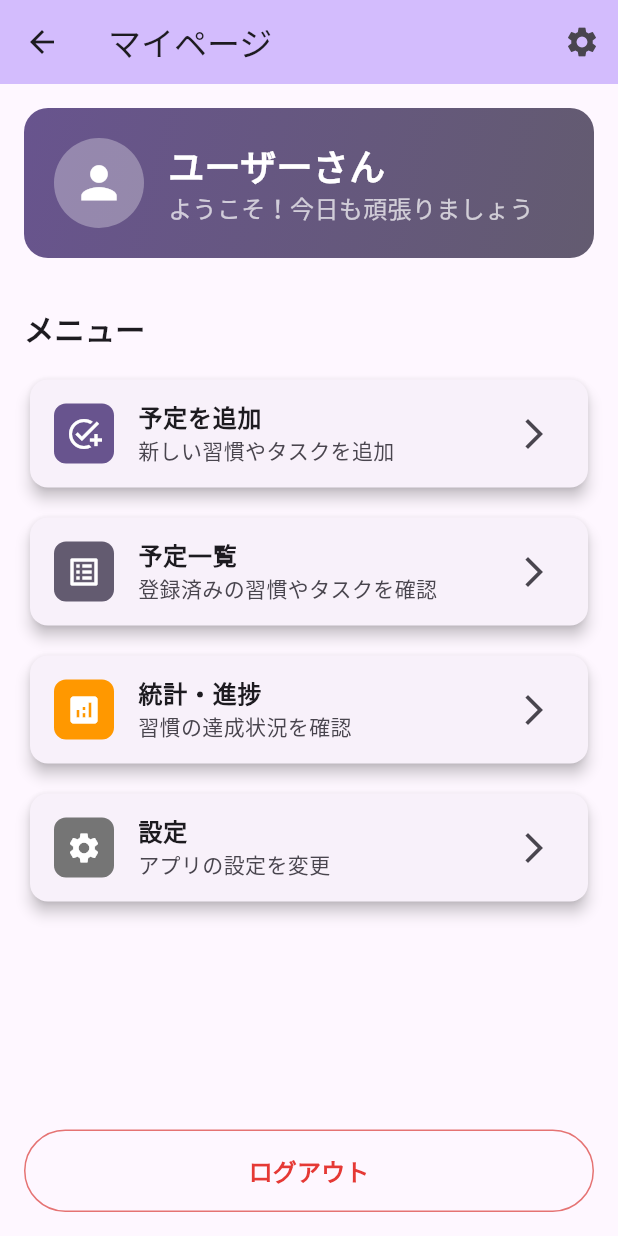
After one commit to naostudy0/habit_rpg_app, a Flutter app: the MyPageTop screen opened by its route, on a phone screen of 412 x 824 dp. The commit adds this screen. Run offline on Flutter 3.47's test engine with Material 3 defaults, Android fonts, the phone set to English and light mode, and no system bars.

Commit message:
feat: マイページトップ画面の表示 #4

```diff
--- a/lib/main.dart
+++ b/lib/main.dart
@@ -2,6 +2,7 @@ import 'package:flutter/material.dart';
 import 'screens/top_page.dart';
 import 'screens/login_page.dart';
 import 'screens/mypage.dart';
+import 'screens/mypage_top.dart';
 
 void main() {
   WidgetsFlutterBinding.ensureInitialized();
@@ -23,6 +24,7 @@ class MyApp extends StatelessWidget {
         '/': (context) => const TopPage(),
         '/login': (context) => const LoginPage(),
         '/mypage': (context) => const MyPage(),
+        '/mypage_top': (context) => const MyPageTop(),
       },
     );
   }
--- a/lib/screens/login_page.dart
+++ b/lib/screens/login_page.dart
@@ -22,7 +22,11 @@ class _LoginPageState extends State<LoginPage> {
   void _handleLogin() {
     if (_formKey.currentState!.validate()) {
       // TODO: 実際のログイン処理を実装
-      Navigator.pushNamed(context, '/mypage');
+      Navigator.pushNamedAndRemoveUntil(
+        context,
+        '/mypage_top',
+        (route) => false,
+      );
     }
   }
 
--- /dev/null
+++ b/lib/screens/mypage_top.dart
@@ -0,0 +1,273 @@
+import 'package:flutter/material.dart';
+
+class MyPageTop extends StatelessWidget {
+  const MyPageTop({super.key});
+
+  @override
+  Widget build(BuildContext context) {
+    // 仮のユーザー名（後で実際のユーザー情報に置き換え）
+    const String userName = "ユーザー";
+
+    return Scaffold(
+      appBar: AppBar(
+        title: const Text('マイページ'),
+        backgroundColor: Theme.of(context).colorScheme.inversePrimary,
+        actions: [
+          IconButton(
+            icon: const Icon(Icons.settings),
+            onPressed: () {
+              // TODO: 設定ページへの遷移
+              ScaffoldMessenger.of(context).showSnackBar(
+                const SnackBar(content: Text('設定ページへ遷移予定')),
+              );
+            },
+          ),
+        ],
+      ),
+      body: Padding(
+        padding: const EdgeInsets.all(16.0),
+        child: Column(
+          crossAxisAlignment: CrossAxisAlignment.start,
+          children: [
+            // ユーザー情報セクション
+            Container(
+              width: double.infinity,
+              padding: const EdgeInsets.all(20),
+              decoration: BoxDecoration(
+                gradient: LinearGradient(
+                  colors: [
+                    Theme.of(context).colorScheme.primary,
+                    Theme.of(context).colorScheme.secondary,
+                  ],
+                  begin: Alignment.topLeft,
+                  end: Alignment.bottomRight,
+                ),
+                borderRadius: BorderRadius.circular(16),
+              ),
+              child: Column(
+                crossAxisAlignment: CrossAxisAlignment.start,
+                children: [
+                  Row(
+                    children: [
+                      CircleAvatar(
+                        radius: 30,
+                        backgroundColor: Colors.white.withOpacity(0.3),
+                        child: const Icon(
+                          Icons.person,
+                          size: 35,
+                          color: Colors.white,
+                        ),
+                      ),
+                      const SizedBox(width: 16),
+                      Expanded(
+                        child: Column(
+                          crossAxisAlignment: CrossAxisAlignment.start,
+                          children: [
+                            Text(
+                              '$userNameさん',
+                              style: const TextStyle(
+                                fontSize: 24,
+                                fontWeight: FontWeight.bold,
+                                color: Colors.white,
+                              ),
+                            ),
+                            const Text(
+                              'ようこそ！今日も頑張りましょう',
+                              style: TextStyle(
+                                fontSize: 16,
+                                color: Colors.white70,
+                              ),
+                            ),
+                          ],
+                        ),
+                      ),
+                    ],
+                  ),
+                ],
+              ),
+            ),
+
+            const SizedBox(height: 32),
+
+            // ナビゲーションセクション
+            const Text(
+              'メニュー',
+              style: TextStyle(
+                fontSize: 20,
+                fontWeight: FontWeight.bold,
+              ),
+            ),
+            const SizedBox(height: 16),
+
+            // 予定追加ボタン
+            Card(
+              elevation: 4,
+              child: ListTile(
+                leading: Container(
+                  padding: const EdgeInsets.all(8),
+                  decoration: BoxDecoration(
+                    color: Theme.of(context).colorScheme.primary,
+                    borderRadius: BorderRadius.circular(8),
+                  ),
+                  child: const Icon(
+                    Icons.add_task,
+                    color: Colors.white,
+                  ),
+                ),
+                title: const Text(
+                  '予定を追加',
+                  style: TextStyle(
+                    fontSize: 16,
+                    fontWeight: FontWeight.w600,
+                  ),
+                ),
+                subtitle: const Text('新しい習慣やタスクを追加'),
+                trailing: const Icon(Icons.arrow_forward_ios),
+                onTap: () {
+                  // TODO: 予定追加ページへの遷移
+                  ScaffoldMessenger.of(context).showSnackBar(
+                    const SnackBar(content: Text('予定追加ページへ遷移予定')),
+                  );
+                },
+              ),
+            ),
+
+            const SizedBox(height: 12),
+
+            // 予定一覧ボタン
+            Card(
+              elevation: 4,
+              child: ListTile(
+                leading: Container(
+                  padding: const EdgeInsets.all(8),
+                  decoration: BoxDecoration(
+                    color: Theme.of(context).colorScheme.secondary,
+                    borderRadius: BorderRadius.circular(8),
+                  ),
+                  child: const Icon(
+                    Icons.list_alt,
+                    color: Colors.white,
+                  ),
+                ),
+                title: const Text(
+                  '予定一覧',
+                  style: TextStyle(
+                    fontSize: 16,
+                    fontWeight: FontWeight.w600,
+                  ),
+                ),
+                subtitle: const Text('登録済みの習慣やタスクを確認'),
+                trailing: const Icon(Icons.arrow_forward_ios),
+                onTap: () {
+                  // TODO: 予定一覧ページへの遷移
+                  ScaffoldMessenger.of(context).showSnackBar(
+                    const SnackBar(content: Text('予定一覧ページへ遷移予定')),
+                  );
+                },
+              ),
+            ),
+
+            const SizedBox(height: 12),
+
+            // 統計・進捗ボタン
+            Card(
+              elevation: 4,
+              child: ListTile(
+                leading: Container(
+                  padding: const EdgeInsets.all(8),
+                  decoration: BoxDecoration(
+                    color: Colors.orange,
+                    borderRadius: BorderRadius.circular(8),
+                  ),
+                  child: const Icon(
+                    Icons.analytics,
+                    color: Colors.white,
+                  ),
+                ),
+                title: const Text(
+                  '統計・進捗',
+                  style: TextStyle(
+                    fontSize: 16,
+                    fontWeight: FontWeight.w600,
+                  ),
+                ),
+                subtitle: const Text('習慣の達成状況を確認'),
+                trailing: const Icon(Icons.arrow_forward_ios),
+                onTap: () {
+                  // TODO: 統計・進捗ページへの遷移
+                  ScaffoldMessenger.of(context).showSnackBar(
+                    const SnackBar(content: Text('統計・進捗ページへ遷移予定')),
+                  );
+                },
+              ),
+            ),
+
+            const SizedBox(height: 12),
+
+            // 設定ボタン
+            Card(
+              elevation: 4,
+              child: ListTile(
+                leading: Container(
+                  padding: const EdgeInsets.all(8),
+                  decoration: BoxDecoration(
+                    color: Colors.grey[600],
+                    borderRadius: BorderRadius.circular(8),
+                  ),
+                  child: const Icon(
+                    Icons.settings,
+                    color: Colors.white,
+                  ),
+                ),
+                title: const Text(
+                  '設定',
+                  style: TextStyle(
+                    fontSize: 16,
+                    fontWeight: FontWeight.w600,
+                  ),
+                ),
+                subtitle: const Text('アプリの設定を変更'),
+                trailing: const Icon(Icons.arrow_forward_ios),
+                onTap: () {
+                  // TODO: 設定ページへの遷移
+                  ScaffoldMessenger.of(context).showSnackBar(
+                    const SnackBar(content: Text('設定ページへ遷移予定')),
+                  );
+                },
+              ),
+            ),
+
+            const Spacer(),
+
+            // ログアウトボタン
+            SizedBox(
+              width: double.infinity,
+              child: OutlinedButton(
+                onPressed: () {
+                  // TODO: ログアウト処理
+                  Navigator.pushNamedAndRemoveUntil(
+                    context,
+                    '/',
+                    (route) => false,
+                  );
+                },
+                style: OutlinedButton.styleFrom(
+                  padding: const EdgeInsets.symmetric(vertical: 16),
+                  side: BorderSide(color: Colors.red[300]!),
+                ),
+                child: Text(
+                  'ログアウト',
+                  style: TextStyle(
+                    color: Colors.red[600],
+                    fontSize: 16,
+                    fontWeight: FontWeight.w600,
+                  ),
+                ),
+              ),
+            ),
+          ],
+        ),
+      ),
+    );
+  }
+}
```
